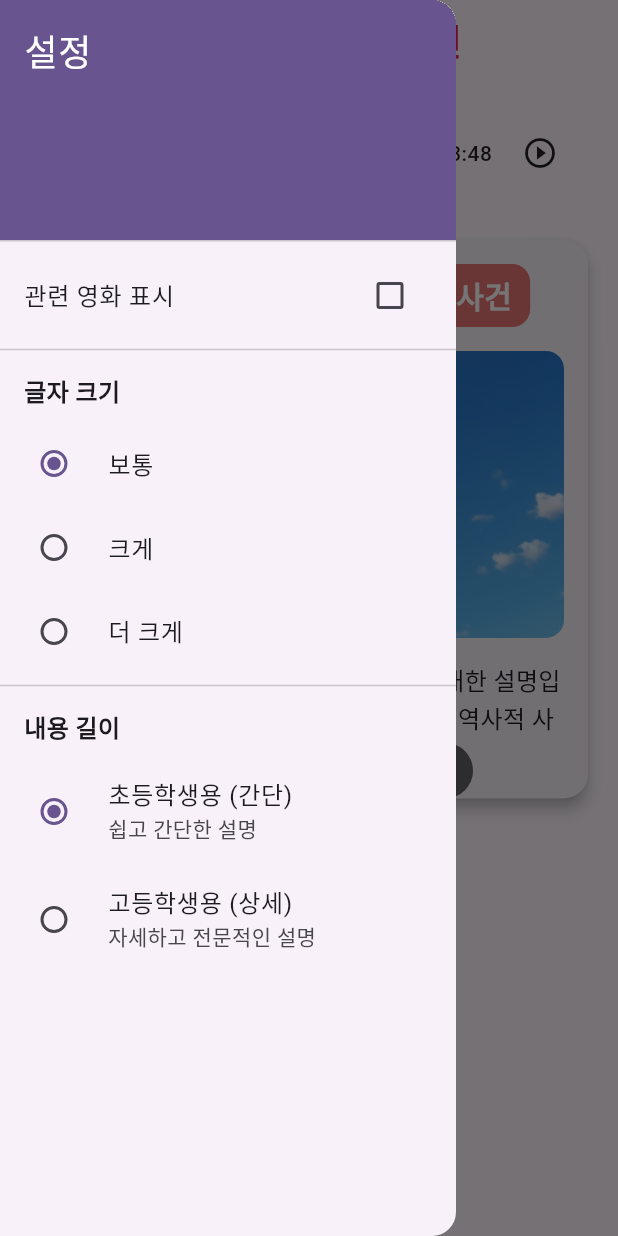
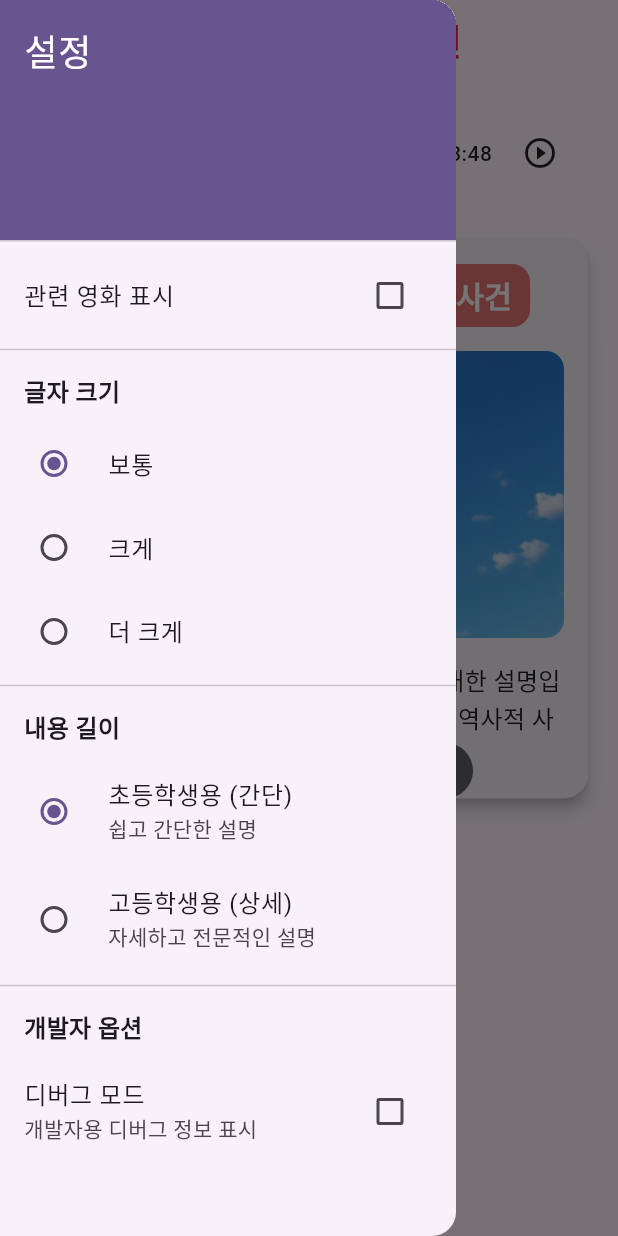
Before and after one commit to izowooi/honey-history, a Flutter app: the screen it shows after launch, with the side drawer open, on a phone screen of 412 x 824 dp. Run offline on Flutter 3.47's test engine with Material 3 defaults, Android fonts, the phone set to English and light mode, and no system bars; our stand-ins replace flutter_riverpod, shared_preferences, youtube_player_flutter.

Commit message:
디버그 프로바이더 추가

```diff
--- a/flutter_proj/lib/main.dart
+++ b/flutter_proj/lib/main.dart
@@ -3,6 +3,8 @@ import 'package:flutter_proj/widget/daily_calendar_widget.dart';
 import 'package:flutter_riverpod/flutter_riverpod.dart';
 import 'package:intl/date_symbol_data_local.dart';
 import 'package:flutter_proj/widget/empty_widget.dart';
+import 'package:flutter_proj/providers/settings_provider.dart';
+
 void main() async {
   runApp(
     const ProviderScope(
@@ -12,13 +14,15 @@ void main() async {
   await initializeDateFormatting('ko_KR', null); // 혹은 'en_US' 등 원하는 로케일
 }
 
-class MyApp extends StatelessWidget {
+class MyApp extends ConsumerWidget {
   const MyApp({super.key});
 
   @override
-  Widget build(BuildContext context) {
+  Widget build(BuildContext context, WidgetRef ref) {
+    final isDebug = ref.watch(isDebugProvider);
+
     return MaterialApp(
-      debugShowCheckedModeBanner: false,  // 디버그 배너 제거
+      debugShowCheckedModeBanner: isDebug,  // 디버그 배너를 isDebug 상태에 따라 표시
       title: 'Flutter Demo',
       theme: ThemeData(
         colorScheme: ColorScheme.fromSeed(seedColor: Colors.deepPurple),
--- a/flutter_proj/lib/providers/settings_provider.dart
+++ b/flutter_proj/lib/providers/settings_provider.dart
@@ -4,6 +4,7 @@ import 'package:shared_preferences/shared_preferences.dart';
 final fontSizeScaleProvider = StateProvider<double>((ref) => 1.0);
 final showMoviesProvider = StateProvider<bool>((ref) => false);
 final useDetailedContentProvider = StateProvider<bool>((ref) => false);
+final isDebugProvider = StateProvider<bool>((ref) => false);
 
 final showSwipeHintProvider = FutureProvider<bool>((ref) async {
   final prefs = await SharedPreferences.getInstance();
--- a/flutter_proj/lib/widgets/settings/settings_drawer.dart
+++ b/flutter_proj/lib/widgets/settings/settings_drawer.dart
@@ -10,6 +10,7 @@ class SettingsDrawer extends ConsumerWidget {
     final showMovies = ref.watch(showMoviesProvider);
     final fontSizeScale = ref.watch(fontSizeScaleProvider);
     final useDetailedContent = ref.watch(useDetailedContentProvider);
+    final isDebug = ref.watch(isDebugProvider);
 
     return Drawer(
       child: ListView(
@@ -110,6 +111,27 @@ class SettingsDrawer extends ConsumerWidget {
               }
             },
           ),
+          const Divider(),
+          const Padding(
+            padding: EdgeInsets.symmetric(horizontal: 16.0, vertical: 8.0),
+            child: Text(
+              '개발자 옵션',
+              style: TextStyle(
+                fontSize: 16,
+                fontWeight: FontWeight.bold,
+              ),
+            ),
+          ),
+          CheckboxListTile(
+            title: const Text('디버그 모드'),
+            subtitle: const Text('개발자용 디버그 정보 표시'),
+            value: isDebug,
+            onChanged: (bool? value) {
+              if (value != null) {
+                ref.read(isDebugProvider.notifier).state = value;
+              }
+            },
+          ),
         ],
       ),
     );
```
Also changed, not shown: 1 other file.
